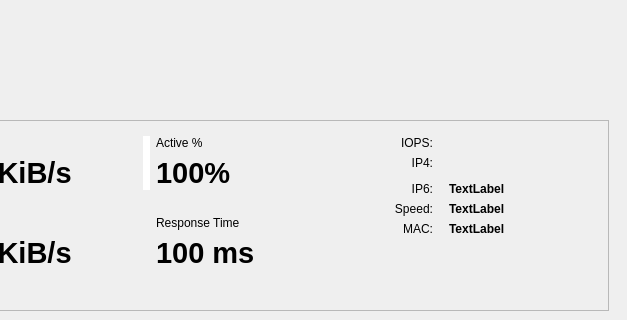
rejuce/LikeTaskManager, file ltm.ui: the form before one commit; both pictures show x 484 to 1111 and y 439 to 759 of the 1111 by 759 pixel window.
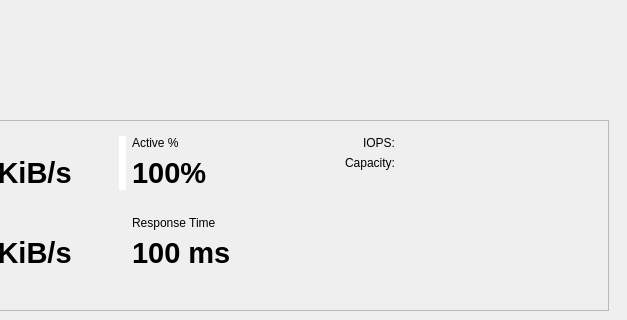
The form after the commit. The open tabs and pages were chosen to show the change. Custom widgets are drawn as their Qt base class.

Commit message: disk static stats and update funcition

```diff
--- a/ltm.ui
+++ b/ltm.ui
@@ -1001,7 +1001,7 @@
              <property name="sizeConstraint">
               <enum>QLayout::SetDefaultConstraint</enum>
              </property>
-             <item row="5" column="0">
+             <item row="3" column="0">
               <spacer name="verticalSpacer_9">
                <property name="orientation">
                 <enum>Qt::Vertical</enum>
@@ -1014,104 +1014,21 @@
                </property>
               </spacer>
              </item>
-             <item row="2" column="2">
-              <widget class="QLabel" name="labNetwIp6_3">
-               <property name="minimumSize">
+             <item row="1" column="1">
+              <spacer name="horizontalSpacer_10">
+               <property name="orientation">
+                <enum>Qt::Horizontal</enum>
+               </property>
+               <property name="sizeType">
+                <enum>QSizePolicy::Fixed</enum>
+               </property>
+               <property name="sizeHint" stdset="0">
                 <size>
-                 <width>150</width>
-                 <height>0</height>
+                 <width>10</width>
+                 <height>20</height>
                 </size>
                </property>
-               <property name="font">
-                <font>
-                 <weight>75</weight>
-                 <bold>true</bold>
-                </font>
-               </property>
-               <property name="text">
-                <string>TextLabel</string>
-               </property>
-               <property name="alignment">
-                <set>Qt::AlignLeading|Qt::AlignLeft|Qt::AlignTop</set>
-               </property>
-               <property name="wordWrap">
-                <bool>true</bool>
-               </property>
-              </widget>
-             </item>
-             <item row="4" column="0">
-              <widget class="QLabel" name="label_27">
-               <property name="text">
-                <string>MAC:</string>
-               </property>
-               <property name="alignment">
-                <set>Qt::AlignRight|Qt::AlignTop|Qt::AlignTrailing</set>
-               </property>
-              </widget>
-             </item>
-             <item row="4" column="2">
-              <widget class="QLabel" name="labNetwMac_3">
-               <property name="font">
-                <font>
-                 <weight>75</weight>
-                 <bold>true</bold>
-                </font>
-               </property>
-               <property name="text">
-                <string>TextLabel</string>
-               </property>
-               <property name="wordWrap">
-                <bool>true</bool>
-               </property>
-              </widget>
-             </item>
-             <item row="1" column="2">
-              <widget class="QLabel" name="labNetwIp4_3">
-               <property name="font">
-                <font>
-                 <weight>75</weight>
-                 <bold>true</bold>
-                </font>
-               </property>
-               <property name="text">
-                <string/>
-               </property>
-               <property name="alignment">
-                <set>Qt::AlignLeading|Qt::AlignLeft|Qt::AlignTop</set>
-               </property>
-               <property name="wordWrap">
-                <bool>true</bool>
-               </property>
-              </widget>
-             </item>
-             <item row="0" column="2">
-              <widget class="QLabel" name="labIOPS">
-               <property name="font">
-                <font>
-                 <weight>75</weight>
-                 <bold>true</bold>
-                </font>
-               </property>
-               <property name="text">
-                <string/>
-               </property>
-               <property name="alignment">
-                <set>Qt::AlignLeading|Qt::AlignLeft|Qt::AlignTop</set>
-               </property>
-               <property name="wordWrap">
-                <bool>true</bool>
-               </property>
-              </widget>
-             </item>
-             <item row="1" column="0">
-              <widget class="QLabel" name="label_28">
-               <property name="text">
-                <string>IP4:</string>
-               </property>
-               <property name="alignment">
-                <set>Qt::AlignRight|Qt::AlignTop|Qt::AlignTrailing</set>
-               </property>
-              </widget>
+              </spacer>
              </item>
              <item row="0" column="0">
               <widget class="QLabel" name="label_29">
@@ -1123,8 +1040,8 @@
                </property>
               </widget>
              </item>
-             <item row="3" column="2">
-              <widget class="QLabel" name="labNetwSpeed_3">
+             <item row="0" column="2">
+              <widget class="QLabel" name="labIOPS">
                <property name="font">
                 <font>
                  <weight>75</weight>
@@ -1132,51 +1049,76 @@
                 </font>
                </property>
                <property name="text">
-                <string>TextLabel</string>
+                <string/>
                </property>
                <property name="wordWrap">
                 <bool>true</bool>
                </property>
               </widget>
              </item>
-             <item row="3" column="0">
-              <widget class="QLabel" name="label_30">
+             <item row="1" column="0">
+              <widget class="QLabel" name="label_28">
                <property name="text">
-                <string>Speed:</string>
+                <string>Capacity:</string>
                </property>
                <property name="alignment">
                 <set>Qt::AlignRight|Qt::AlignTop|Qt::AlignTrailing</set>
                </property>
               </widget>
              </item>
-             <item row="1" column="1">
-              <spacer name="horizontalSpacer_10">
-               <property name="orientation">
-                <enum>Qt::Horizontal</enum>
+             <item row="1" column="2">
+              <widget class="QLabel" name="labDiskCapacity">
+               <property name="font">
+                <font>
+                 <weight>75</weight>
+                 <bold>true</bold>
+                </font>
                </property>
-               <property name="sizeType">
-                <enum>QSizePolicy::Fixed</enum>
+               <property name="text">
+                <string/>
                </property>
-               <property name="sizeHint" stdset="0">
-                <size>
-                 <width>10</width>
-                 <height>20</height>
-                </size>
+               <property name="alignment">
+                <set>Qt::AlignLeading|Qt::AlignLeft|Qt::AlignTop</set>
                </property>
-              </spacer>
+               <property name="wordWrap">
+                <bool>true</bool>
+               </property>
+              </widget>
              </item>
-             <item row="2" column="0">
-              <widget class="QLabel" name="label_31">
+             <item row="2" column="2">
+              <widget class="QLabel" name="labNetwMac_3">
+               <property name="font">
+                <font>
+                 <weight>75</weight>
+                 <bold>true</bold>
+                </font>
+               </property>
                <property name="text">
-                <string>IP6:</string>
+                <string> </string>
                </property>
-               <property name="alignment">
-                <set>Qt::AlignRight|Qt::AlignTop|Qt::AlignTrailing</set>
+               <property name="wordWrap">
+                <bool>true</bool>
                </property>
               </widget>
              </item>
             </layout>
            </item>
+           <item>
+            <spacer name="horizontalSpacer_11">
+             <property name="orientation">
+              <enum>Qt::Horizontal</enum>
+             </property>
+             <property name="sizeType">
+              <enum>QSizePolicy::Expanding</enum>
+             </property>
+             <property name="sizeHint" stdset="0">
+              <size>
+               <width>60</width>
+               <height>20</height>
+              </size>
+             </property>
+            </spacer>
+           </item>
           </layout>
          </widget>
         </item>
```
Left out of the diff: 40 changed lines with no effect on the pictures. The commit also changes 9 other files.
